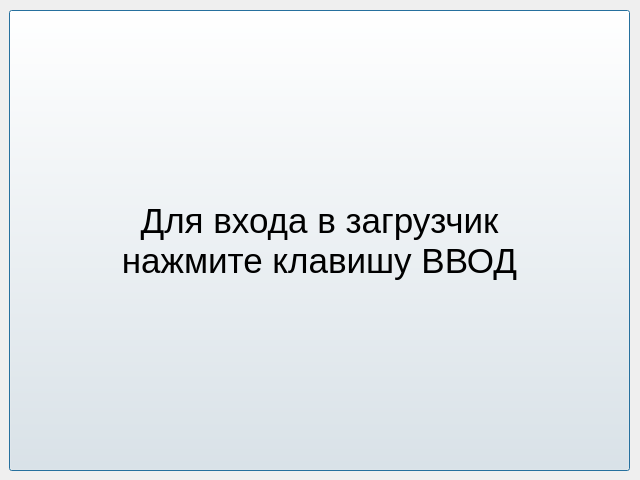
Old version of the form entry_dialog.ui in the repository LyzV/ksu_boot.
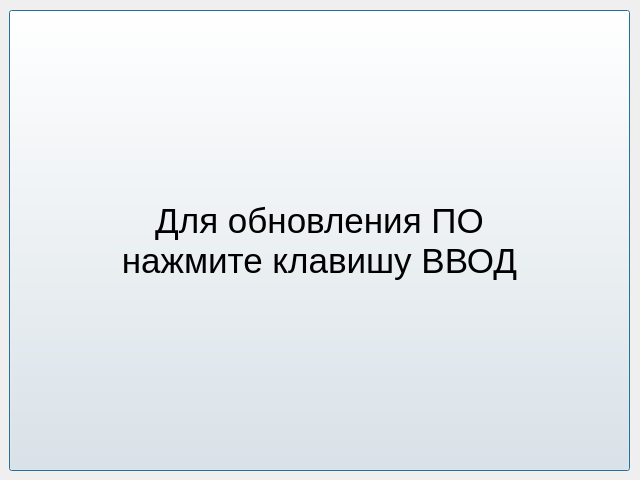
New version of the form.

Commit message: Добавлены подсказки в основное окно

Patch:
```diff
--- a/entry_dialog.ui
+++ b/entry_dialog.ui
@@ -34,7 +34,7 @@
     </font>
    </property>
    <property name="text">
-    <string>Для входа в загрузчик
+    <string>Для обновления ПО
 нажмите клавишу ВВОД</string>
    </property>
   </widget>
```
The commit also changes 5 other files.
